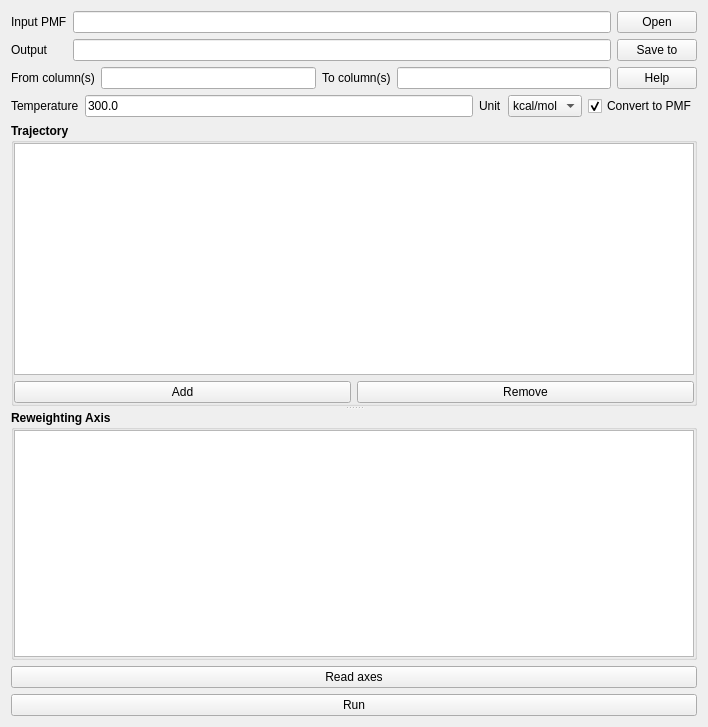
Above: reweightingtab/reweightingtab.ui from HanatoK/PMFToolBox before the change. Below: the same form after it.
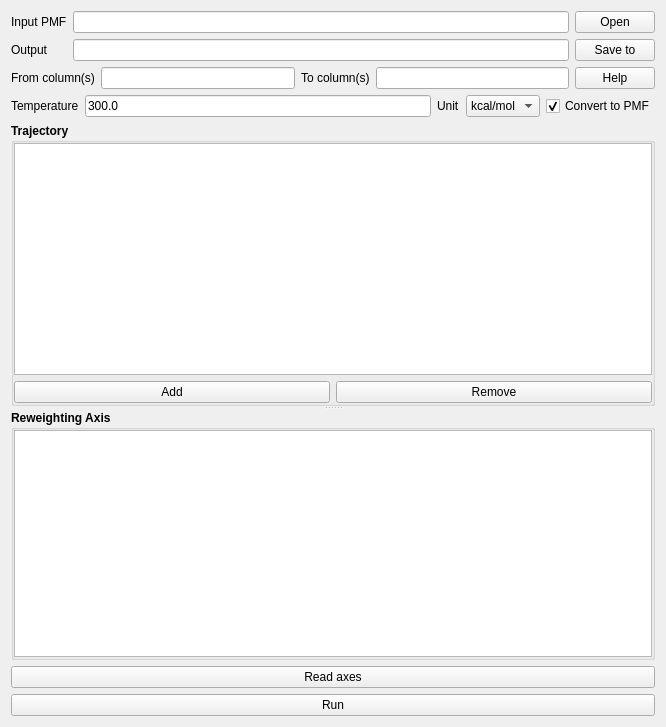
That is the form after the change.

What changed in the file:
```diff
--- a/reweightingtab/reweightingtab.ui
+++ b/reweightingtab/reweightingtab.ui
@@ -6,16 +6,10 @@
    <rect>
     <x>0</x>
     <y>0</y>
-    <width>708</width>
+    <width>666</width>
     <height>727</height>
    </rect>
   </property>
-  <property name="sizePolicy">
-   <sizepolicy hsizetype="Preferred" vsizetype="Fixed">
-    <horstretch>0</horstretch>
-    <verstretch>0</verstretch>
-   </sizepolicy>
-  </property>
   <property name="windowTitle">
    <string>Form</string>
   </property>
```
